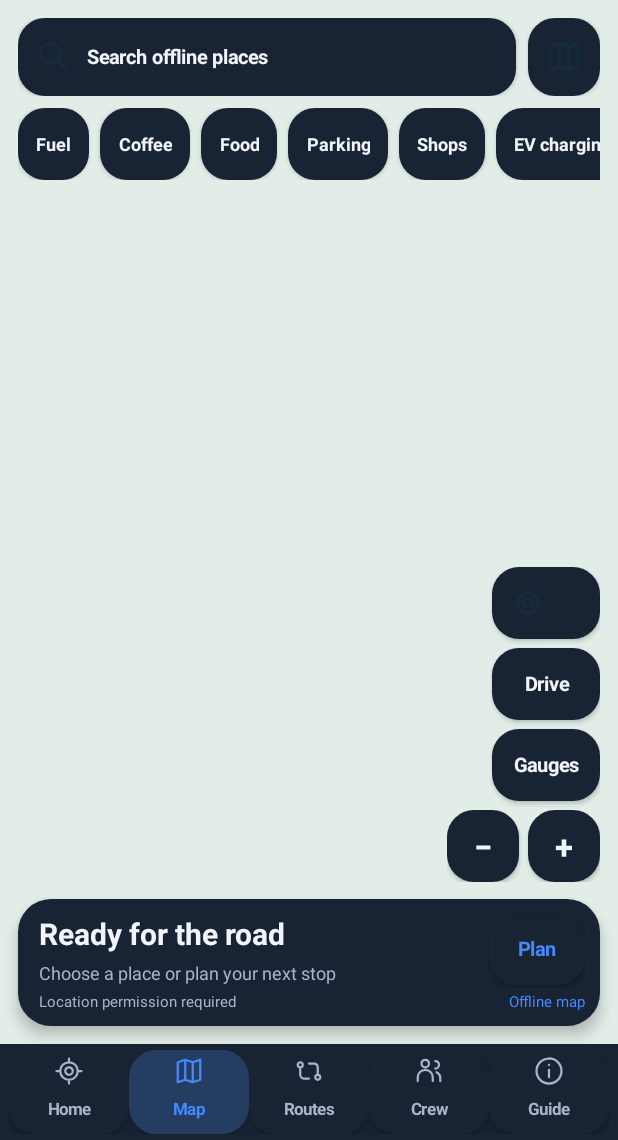
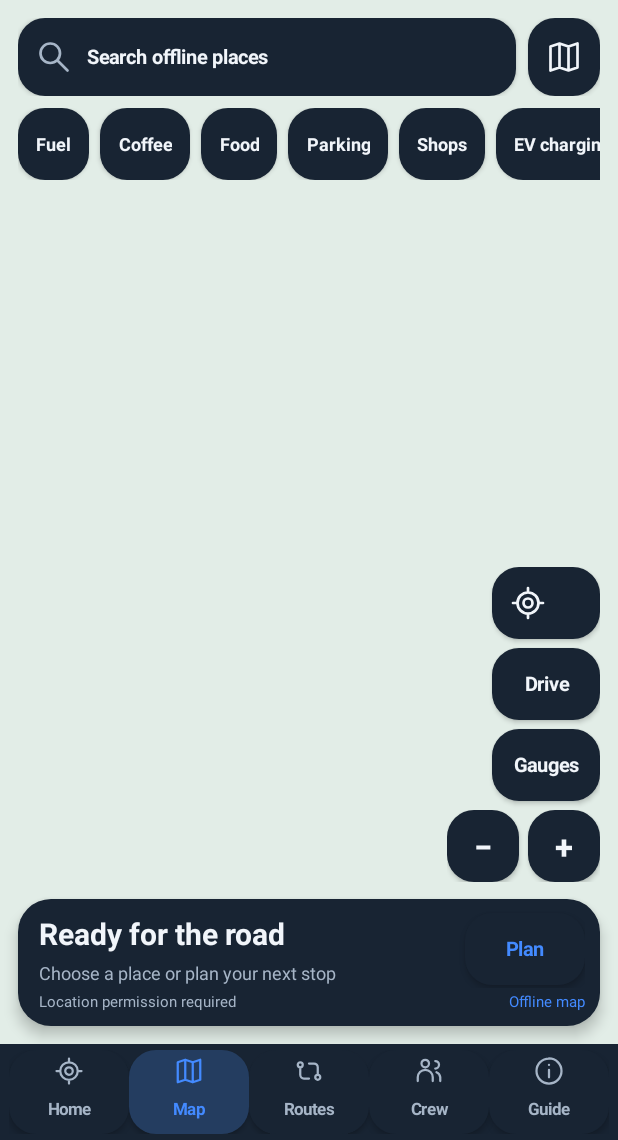
Before and after one commit to Confused-Indian-Doctor/Convoy, an Android app: the screen it shows after launch (MainActivity), after a tap on "Map", on a phone screen of 412 x 824 dp, the part 96-1236 px from its top. Run offline under Robolectric (Android 15) with nearby library versions, the light colour scheme and no system bars; libraries missing offline, so code that uses them is left out: org.maplibre.android, org.maplibre.geojson; pictures from the network do not load; 22 statements that could not run were skipped.

Commit message:
Improve dark map-control contrast and keep the route action label readable

```diff
--- a/app/src/main/java/com/convoy/offline/MainActivity.java
+++ b/app/src/main/java/com/convoy/offline/MainActivity.java
@@ -82,7 +82,7 @@ public class MainActivity extends Activity {
  }
  private Button iconButton(int icon,String description){
   Button b=button("",false);android.graphics.drawable.Drawable d=getDrawable(icon);
-  if(d!=null){d.setBounds(0,0,dp(24),dp(24));b.setCompoundDrawables(d,null,null,null);}
+  if(d!=null){d=d.mutate();d.setTint(TEXT);d.setBounds(0,0,dp(24),dp(24));b.setCompoundDrawables(d,null,null,null);}
   b.setPadding(dp(12),dp(10),dp(12),dp(10));b.setContentDescription(description);return b;
  }
  private void spaced(LinearLayout parent,View child,int height){
@@ -144,6 +144,7 @@ public class MainActivity extends Activity {
   LinearLayout searchRow=new LinearLayout(this);searchRow.setGravity(Gravity.CENTER_VERTICAL);
   Button search=button("Search offline places",false);search.setGravity(Gravity.START|Gravity.CENTER_VERTICAL);
   search.setCompoundDrawablesWithIntrinsicBounds(R.drawable.ic_search,0,0,0);search.setCompoundDrawablePadding(dp(10));
+  for(android.graphics.drawable.Drawable icon:search.getCompoundDrawables())if(icon!=null)icon.mutate().setTint(MUTED);
   search.setSingleLine(true);search.setEllipsize(TextUtils.TruncateAt.END);
   search.setContentDescription("Search places stored on this phone");search.setOnClickListener(v->searchPlaces());
   LinearLayout.LayoutParams searchParams=new LinearLayout.LayoutParams(0,dp(52),1);searchParams.rightMargin=dp(8);
@@ -214,8 +215,8 @@ public class MainActivity extends Activity {
   routeSummary=text("Choose a place or plan your next stop",12,MUTED);routeSummary.setMaxLines(3);
   routeSummary.setEllipsize(TextUtils.TruncateAt.END);routeCopy.addView(routeSummary);
   routeRow.addView(routeCopy,new LinearLayout.LayoutParams(0,-2,1));
-  routeAction=button("Plan",false);routeAction.setTextColor(GREEN);routeAction.setElevation(0);
-  routeRow.addView(routeAction,new LinearLayout.LayoutParams(dp(64),dp(48)));
+  routeAction=button("Plan",false);routeAction.setTextColor(GREEN);routeAction.setElevation(0);routeAction.setSingleLine(true);
+  routeRow.addView(routeAction,new LinearLayout.LayoutParams(dp(80),dp(48)));
   routeAction.setOnClickListener(v->{
    if(activeGpx!=null&&!map.hasManualTarget()){showRouteDetails(activeGpxId);return;}
    if(map.hasManualTarget())new AlertDialog.Builder(this).setTitle("Stop navigating here?")
```
